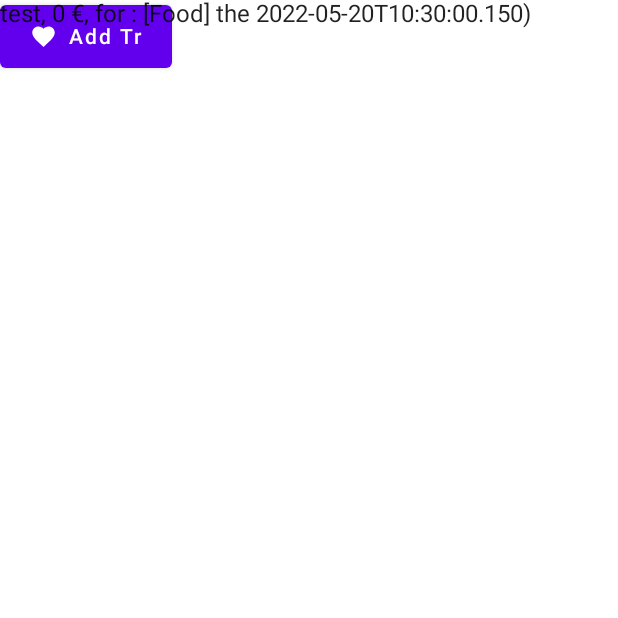
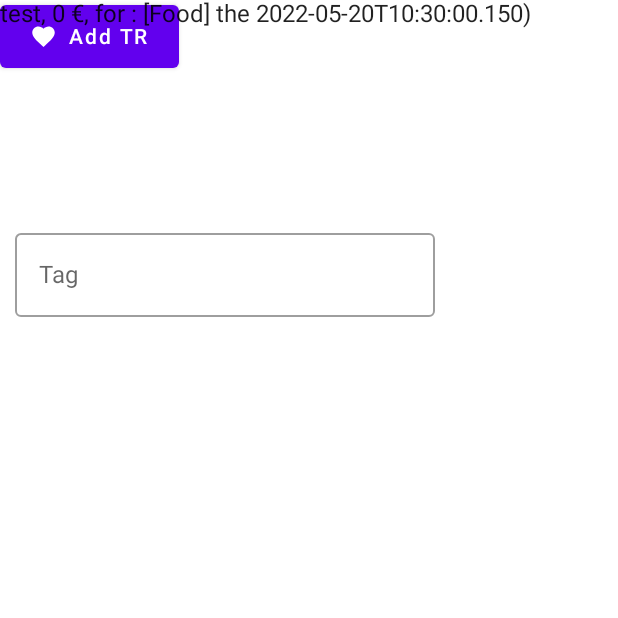
Before and after one commit to Robin-Loup/Plutus, an Android app built with Jetpack Compose: the screen it shows after launch (MainActivity), on a phone screen of 412 x 824 dp, the top half of it. Run offline under Robolectric (Android 15) with nearby library versions, the phone set to English and light mode, and no system bars.

Commit message:
first commit

```diff
--- a/app/src/main/AndroidManifest.xml
+++ b/app/src/main/AndroidManifest.xml
@@ -1,6 +1,8 @@
 <?xml version="1.0" encoding="utf-8"?>
+
 <manifest xmlns:android="http://schemas.android.com/apk/res/android"
     package="com.example.project">
+    <uses-permission android:name="android.permission.READ_EXTERNAL_STORAGE" />
 
     <application
         android:allowBackup="true"
@@ -9,6 +11,7 @@
         android:roundIcon="@mipmap/ic_launcher_round"
         android:supportsRtl="true"
         android:theme="@style/Theme.Project">
+
         <activity
             android:name=".MainActivity"
             android:exported="true"
--- a/app/src/main/java/com/example/project/MainActivity.kt
+++ b/app/src/main/java/com/example/project/MainActivity.kt
@@ -7,9 +7,11 @@ import androidx.compose.foundation.layout.*
 import androidx.compose.material.*
 import androidx.compose.material.icons.Icons
 import androidx.compose.material.icons.filled.Favorite
-import androidx.compose.runtime.Composable
+import androidx.compose.runtime.*
 import androidx.compose.ui.Alignment
 import androidx.compose.ui.Modifier
+import androidx.compose.ui.res.stringResource
+import androidx.compose.ui.text.input.TextFieldValue
 import androidx.compose.ui.tooling.preview.Preview
 import androidx.compose.ui.unit.dp
 import com.example.project.ui.theme.ProjectTheme
@@ -34,10 +36,24 @@ class MainActivity : ComponentActivity() {
         }
     }
 }
-
+@Composable
+fun addTagButtons(){
+    var text by remember { mutableStateOf(TextFieldValue("")) }
+    return OutlinedTextField(
+        value = text,
+        onValueChange = {
+            if(it.text.length<20)
+                text = it
+        },
+        label = { Text(text = "Tag") },
+        placeholder = { Text(text = "Enter which tags to add") },
+    )
+}
 @Composable
 fun MainView(){
-    Row() {
+
+    Column(){
+        Row(Modifier.weight(1/6f, fill = true)) {
 
             Button(
                 onClick = { /* ... */ },
@@ -59,7 +75,11 @@ fun MainView(){
                         .height(50.dp),
                 )
                 Spacer(Modifier.size(ButtonDefaults.IconSpacing))
-            Text("Add Tr")
+                Text("Add TR")
+            }
+        }
+        Row(Modifier.weight(5/6f, fill = true).padding(10.dp)) {
+            addTagButtons()
         }
     }
 
```
Also changed, not shown: app/src/main/java/com/example/project/DBHelper.kt (added, +103 -0 lines). Lines whose indentation alone changed are shown as unchanged.
